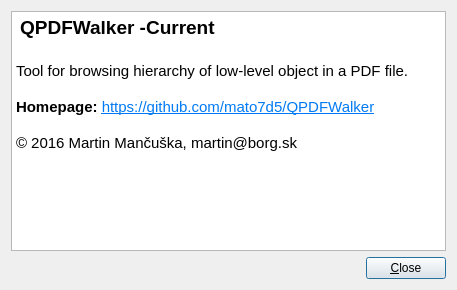
First picture: the form in src/aboutdialog.ui, repository mato7d5/QPDFWalker, before the edit.
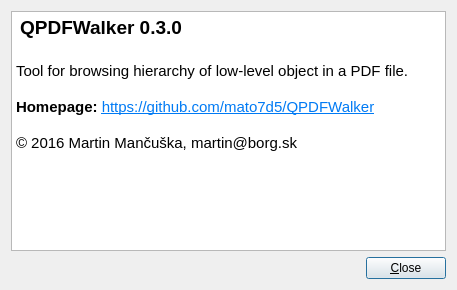
Second picture: the form after the edit. Icons and pictures are not drawn.

Patch:
```diff
--- a/src/aboutdialog.ui
+++ b/src/aboutdialog.ui
@@ -39,7 +39,7 @@
 &lt;html&gt;&lt;head&gt;&lt;meta name=&quot;qrichtext&quot; content=&quot;1&quot; /&gt;&lt;style type=&quot;text/css&quot;&gt;
 p, li { white-space: pre-wrap; }
 &lt;/style&gt;&lt;/head&gt;&lt;body style=&quot; font-family:'Sans'; font-size:11pt; font-weight:400; font-style:normal;&quot;&gt;
-&lt;p style=&quot; margin-top:0px; margin-bottom:0px; margin-left:0px; margin-right:0px; -qt-block-indent:0; text-indent:0px;&quot;&gt;&lt;img src=&quot;:/icons/app_icon&quot; /&gt; &lt;span style=&quot; font-size:14pt; font-weight:600;&quot;&gt;QPDFWalker -Current&lt;/span&gt;&lt;/p&gt;
+&lt;p style=&quot; margin-top:0px; margin-bottom:0px; margin-left:0px; margin-right:0px; -qt-block-indent:0; text-indent:0px;&quot;&gt;&lt;img src=&quot;:/icons/app_icon&quot; /&gt; &lt;span style=&quot; font-size:14pt; font-weight:600;&quot;&gt;QPDFWalker 0.3.0&lt;/span&gt;&lt;/p&gt;
 &lt;p style=&quot;-qt-paragraph-type:empty; margin-top:0px; margin-bottom:0px; margin-left:0px; margin-right:0px; -qt-block-indent:0; text-indent:0px; font-size:14pt; font-weight:600;&quot;&gt;&lt;br /&gt;&lt;/p&gt;
 &lt;p style=&quot; margin-top:0px; margin-bottom:0px; margin-left:0px; margin-right:0px; -qt-block-indent:0; text-indent:0px;&quot;&gt;Tool for browsing hierarchy of low-level object in a PDF file.&lt;/p&gt;
 &lt;p style=&quot;-qt-paragraph-type:empty; margin-top:0px; margin-bottom:0px; margin-left:0px; margin-right:0px; -qt-block-indent:0; text-indent:0px;&quot;&gt;&lt;br /&gt;&lt;/p&gt;
```
